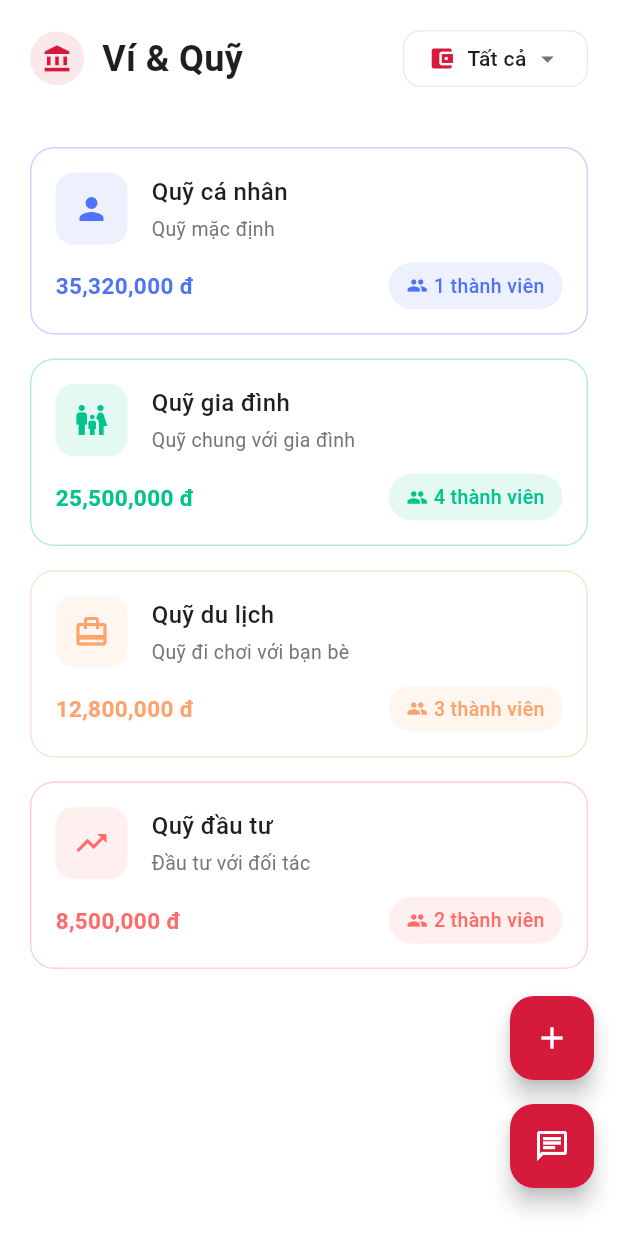
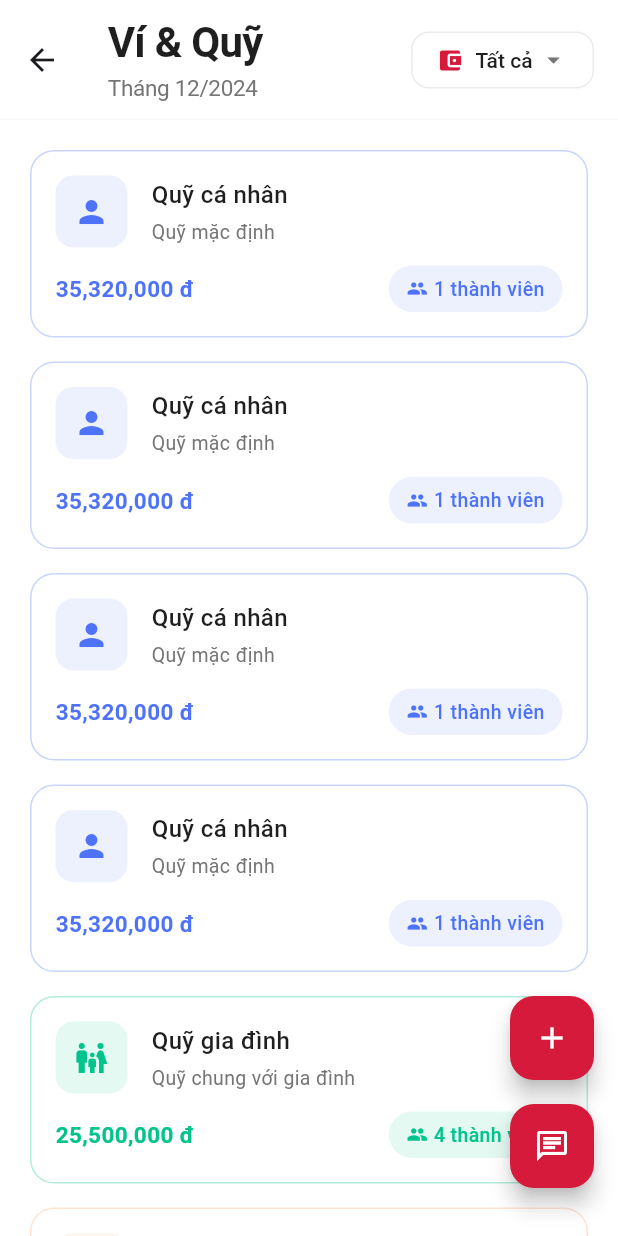
Before and after one commit to auroraphtgrp01/moble-uniko, a Flutter app: the WalletPage screen opened directly, on a phone screen of 412 x 824 dp. Run offline on Flutter 3.47's test engine with Material 3 defaults, Android fonts, the phone set to English and light mode, and no system bars; our stand-ins replace calendar_date_picker2, fl_chart, flutter_animate, glassmorphism, local_auth, shared_preferences; accounts and stored records are empty.

Commit message:
feat: any 6

```diff
--- a/lib/screens/Wallet.dart
+++ b/lib/screens/Wallet.dart
@@ -1,8 +1,12 @@
+import 'dart:ui';
+
 import 'package:flutter/material.dart';
 import 'package:uniko/screens/Chatbot.dart';
 import '../config/theme.config.dart';
 import 'FundDetail.dart';
 import 'package:uniko/widgets/FundSelector.dart';
+import 'package:flutter/rendering.dart';
+import 'package:intl/intl.dart';
 
 class WalletPage extends StatefulWidget {
   const WalletPage({super.key});
@@ -27,55 +31,93 @@ class _WalletPageState extends State<WalletPage> {
   Widget build(BuildContext context) {
     return Scaffold(
       backgroundColor: AppTheme.background,
-      body: SafeArea(
-        child: Column(
-          children: [
-            // Header
-            Padding(
-              padding: const EdgeInsets.all(20),
-              child: Row(
+      extendBodyBehindAppBar: true,
+      appBar: AppBar(
+        backgroundColor: Colors.transparent,
+        elevation: 0,
+        flexibleSpace: ClipRect(
+          child: BackdropFilter(
+            filter: ImageFilter.blur(sigmaX: 8, sigmaY: 8),
+            child: Container(
+              decoration: BoxDecoration(
+                gradient: LinearGradient(
+                  begin: Alignment.topCenter,
+                  end: Alignment.bottomCenter,
+                  colors: [
+                    AppTheme.isDarkMode
+                        ? AppTheme.background.withOpacity(0.45)
+                        : Colors.white.withOpacity(0.45),
+                    AppTheme.isDarkMode
+                        ? AppTheme.background.withOpacity(0.5)
+                        : Colors.white.withOpacity(0.5),
+                  ],
+                ),
+                border: Border(
+                  bottom: BorderSide(
+                    color: AppTheme.isDarkMode
+                        ? Colors.white.withOpacity(0.03)
+                        : Colors.black.withOpacity(0.03),
+                    width: 0.5,
+                  ),
+                ),
+                boxShadow: [
+                  BoxShadow(
+                    color: AppTheme.isDarkMode
+                        ? Colors.black.withOpacity(0.08)
+                        : Colors.white.withOpacity(0.6),
+                    offset: const Offset(0, 4),
+                    blurRadius: 8,
+                  ),
+                ],
+              ),
+            ),
+          ),
+        ),
+        title: Row(
           mainAxisAlignment: MainAxisAlignment.spaceBetween,
           children: [
-                  Row(
+            Column(
+              crossAxisAlignment: CrossAxisAlignment.start,
               children: [
-                      Container(
-                        padding: const EdgeInsets.all(8),
-                        decoration: BoxDecoration(
-                          color: AppTheme.primary.withOpacity(0.1),
-                          shape: BoxShape.circle,
-                        ),
-                        child: Icon(
-                          Icons.account_balance,
-                          color: AppTheme.primary,
-                          size: 20,
-                        ),
-                      ),
-                      const SizedBox(width: 12),
                 Text(
                   'Ví & Quỹ',
                   style: TextStyle(
                     color: AppTheme.textPrimary,
-                          fontSize: 24,
-                          fontWeight: FontWeight.bold,
+                    fontSize: 28,
+                    fontWeight: FontWeight.w700,
+                    letterSpacing: -0.5,
+                    height: 1.2,
+                  ),
+                ),
+                const SizedBox(height: 4),
+                Text(
+                  'Tháng ${DateFormat('MM/yyyy').format(DateTime.now())}',
+                  style: TextStyle(
+                    color: AppTheme.textSecondary,
+                    fontSize: 15,
+                    letterSpacing: -0.2,
+                    height: 1.2,
                   ),
                 ),
               ],
             ),
             FundSelector(
               selectedFund: _selectedFund,
-                    onFundChanged: (fund) =>
-                        setState(() => _selectedFund = fund),
+              onFundChanged: (fund) => setState(() => _selectedFund = fund),
             ),
           ],
         ),
+        toolbarHeight: 80,
       ),
-
+      body: Column(
+        children: [
+          // Giảm padding top xuống
+          SizedBox(height: MediaQuery.of(context).padding.top + 80),
           // Tab Content
           Expanded(
             child: _buildFundsTab(),
           ),
         ],
-        ),
       ),
       // Trong Scaffold
       floatingActionButton: Padding(
@@ -202,6 +244,33 @@ class _WalletPageState extends State<WalletPage> {
     return ListView(
       padding: const EdgeInsets.all(20),
       children: [
+        _buildFundItem(
+          'Quỹ cá nhân',
+          '35,320,000',
+          Icons.person,
+          const Color(0xFF4E73F8),
+          '1 thành viên',
+          'Quỹ mặc định',
+        ),
+        const SizedBox(height: 16),
+           _buildFundItem(
+          'Quỹ cá nhân',
+          '35,320,000',
+          Icons.person,
+          const Color(0xFF4E73F8),
+          '1 thành viên',
+          'Quỹ mặc định',
+        ),
+        const SizedBox(height: 16),
+           _buildFundItem(
+          'Quỹ cá nhân',
+          '35,320,000',
+          Icons.person,
+          const Color(0xFF4E73F8),
+          '1 thành viên',
+          'Quỹ mặc định',
+        ),
+        const SizedBox(height: 16),
            _buildFundItem(
           'Quỹ cá nhân',
           '35,320,000',
```
Also changed, not shown: lib/screens/Overview.dart (+59 -13 lines), lib/screens/Transactions.dart (+53 -17 lines). Lines whose indentation alone changed are shown as unchanged.
